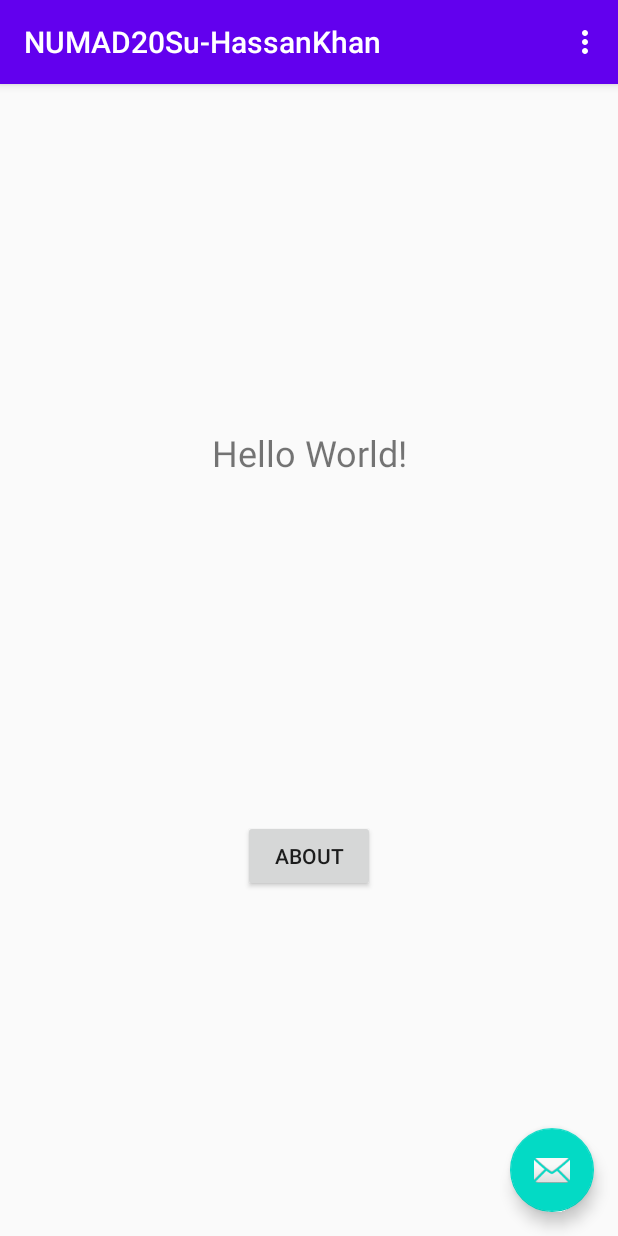
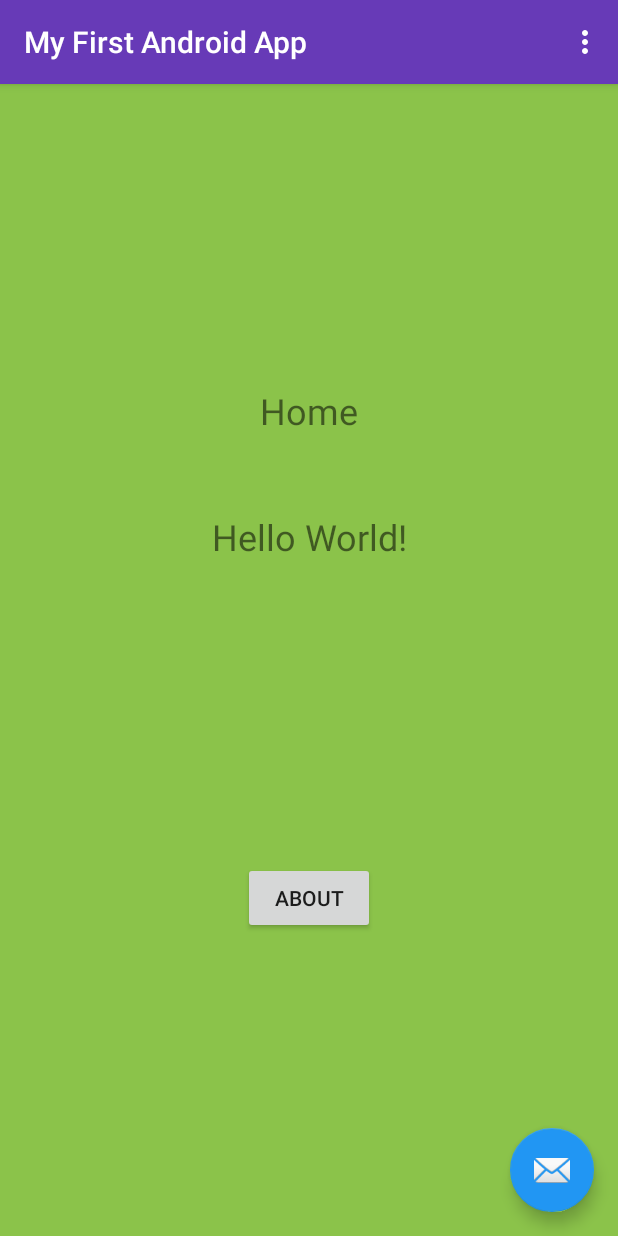
Before and after one commit to hassankn/NUMAD20Su-HassanKhan, an Android app: the screen it shows after launch (MainActivity), on a phone screen of 412 x 824 dp. Run offline under Robolectric (Android 15) with nearby library versions, the phone set to English and light mode, and no system bars.

Commit message:
more formatting

```diff
--- a/app/src/main/res/layout/activity_main.xml
+++ b/app/src/main/res/layout/activity_main.xml
@@ -15,7 +15,7 @@
             android:id="@+id/toolbar"
             android:layout_width="match_parent"
             android:layout_height="?attr/actionBarSize"
-            android:background="?attr/colorPrimary"
+            android:background="#673AB7"
             app:popupTheme="@style/AppTheme.PopupOverlay" />
 
     </com.google.android.material.appbar.AppBarLayout>
@@ -28,6 +28,7 @@
         android:layout_height="wrap_content"
         android:layout_gravity="bottom|end"
         android:layout_margin="@dimen/fab_margin"
+        app:backgroundTint="#2196F3"
         app:srcCompat="@android:drawable/ic_dialog_email" />
 
 </androidx.coordinatorlayout.widget.CoordinatorLayout>
--- a/app/src/main/res/layout/fragment_first.xml
+++ b/app/src/main/res/layout/fragment_first.xml
@@ -4,6 +4,7 @@
     xmlns:tools="http://schemas.android.com/tools"
     android:layout_width="match_parent"
     android:layout_height="match_parent"
+    android:background="#8BC34A"
     tools:context=".FirstFragment">
 
     <TextView
@@ -22,7 +23,7 @@
         android:id="@+id/button_first"
         android:layout_width="wrap_content"
         android:layout_height="wrap_content"
-        android:text="@string/about"
+        android:text="@string/about_string"
         app:layout_constraintBottom_toBottomOf="parent"
         app:layout_constraintEnd_toEndOf="parent"
         app:layout_constraintStart_toStartOf="parent"
--- a/app/src/main/res/layout/fragment_second.xml
+++ b/app/src/main/res/layout/fragment_second.xml
@@ -4,6 +4,7 @@
     xmlns:tools="http://schemas.android.com/tools"
     android:layout_width="match_parent"
     android:layout_height="match_parent"
+    android:background="#8BC34A"
     tools:context=".SecondFragment">
 
     <TextView
@@ -22,7 +23,7 @@
         android:id="@+id/button_second"
         android:layout_width="wrap_content"
         android:layout_height="wrap_content"
-        android:text="@string/home"
+        android:text="@string/home_string"
         app:layout_constraintBottom_toBottomOf="parent"
         app:layout_constraintEnd_toEndOf="parent"
         app:layout_constraintStart_toStartOf="parent"
--- a/app/src/main/res/values/strings.xml
+++ b/app/src/main/res/values/strings.xml
@@ -1,12 +1,12 @@
 <resources>
-    <string name="app_name">NUMAD20Su-HassanKhan</string>
+    <string name="app_name">My First Android App</string>
     <string name="action_settings">Settings (Coming Soon!)</string>
     <!-- Strings used for fragments for navigation -->
     <string name="first_fragment_label">First Fragment</string>
     <string name="second_fragment_label">Second Fragment</string>
-    <string name="about">About</string>
-    <string name="home">Home</string>
+    <string name="about_string">About</string>
+    <string name="home_string">Home</string>
 
-    <string name="hello_first_fragment">Hello World!</string>
-    <string name="hello_second_fragment">About\n\nHassan Khan\nkhan.h@husky(dot)neu.edu</string>
+    <string name="hello_first_fragment">Home\n\n\nHello World!</string>
+    <string name="hello_second_fragment">About\n\n\nHassan Khan\nkhan.h@husky(dot)neu.edu</string>
 </resources>
```
